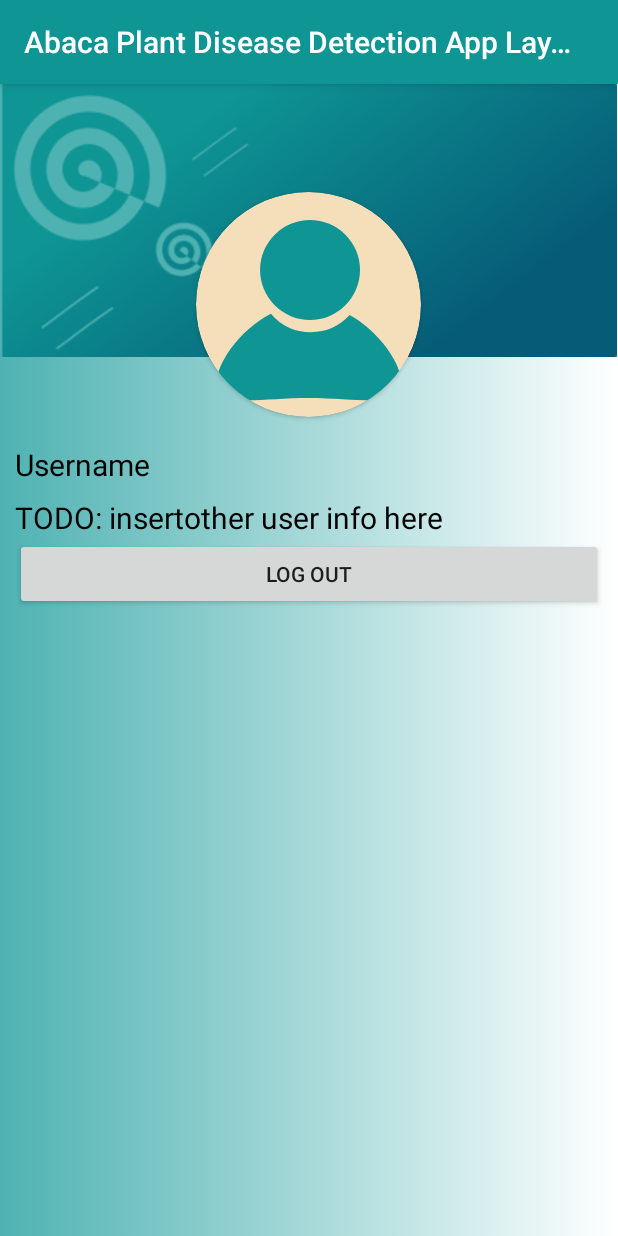
After one commit to Circoolbilog/Philfida-abaca-app, an Android app: the AccountDetails screen opened directly, with no data from a screen before it, on a phone screen of 412 x 824 dp. The commit adds this screen. Run offline under Robolectric (Android 15) with nearby library versions, the phone set to English and light mode, and no system bars.

Commit message:
Added user details page

```diff
--- a/app/src/main/AndroidManifest.xml
+++ b/app/src/main/AndroidManifest.xml
@@ -2,11 +2,10 @@
 <manifest xmlns:android="http://schemas.android.com/apk/res/android"
     package="ph.gov.philfida.da.abacaplanddiseasedeteciontapplayout">
 
+    <uses-permission android:name="android.permission.CAMERA" />
 
-    <uses-permission android:name="android.permission.CAMERA" />
     <uses-feature android:name="android.hardware.camera" />
     <uses-feature android:name="android.hardware.camera.autofocus" />
-
 
     <application
         android:allowBackup="true"
@@ -15,7 +14,8 @@
         android:roundIcon="@drawable/ic_m_logo"
         android:supportsRtl="true"
         android:theme="@style/AppTheme">
-        <activity android:name=".DetectorActivity"/>
+        <activity android:name=".AccountDetails"></activity>
+        <activity android:name=".DetectorActivity" />
         <activity
             android:name=".MainActivity"
             android:windowSoftInputMode="adjustPan">
--- /dev/null
+++ b/app/src/main/java/ph/gov/philfida/da/abacaplanddiseasedeteciontapplayout/AccountDetails.java
@@ -0,0 +1,20 @@
+package ph.gov.philfida.da.abacaplanddiseasedeteciontapplayout;
+
+import androidx.appcompat.app.AppCompatActivity;
+
+import android.os.Bundle;
+import android.view.View;
+
+public class AccountDetails extends AppCompatActivity {
+
+    @Override
+    protected void onCreate(Bundle savedInstanceState) {
+        super.onCreate(savedInstanceState);
+        setContentView(R.layout.activity_account_details);
+    }
+
+    public void logOut(View view) {
+        SaveSharedPreference.clearUsername(this);
+        finish();
+    }
+}
--- a/app/src/main/java/ph/gov/philfida/da/abacaplanddiseasedeteciontapplayout/Login.java
+++ b/app/src/main/java/ph/gov/philfida/da/abacaplanddiseasedeteciontapplayout/Login.java
@@ -33,6 +33,14 @@ public class Login extends AppCompatActivity {
         layoutAdjustments();
         assignButtons();
         assignInputs();
+    }
+
+    @Override
+    public void onBackPressed() {
+        super.onBackPressed();
+        this.finishAffinity();
+        finishAndRemoveTask();
+        System.exit(1);
     }
 
     private void layoutAdjustments() {
--- a/app/src/main/java/ph/gov/philfida/da/abacaplanddiseasedeteciontapplayout/MainActivity.java
+++ b/app/src/main/java/ph/gov/philfida/da/abacaplanddiseasedeteciontapplayout/MainActivity.java
@@ -16,6 +16,11 @@ public class MainActivity extends AppCompatActivity {
         super.onCreate(savedInstanceState);
         setContentView(R.layout.activity_main);
         assignIds();
+    }
+
+    @Override
+    protected void onPostResume() {
+        super.onPostResume();
         if(SaveSharedPreference.getUsername(MainActivity.this).length() == 0)
         {
             Intent intent = new Intent(this , Login.class);
@@ -35,4 +40,9 @@ public class MainActivity extends AppCompatActivity {
         Intent diagnose = new Intent(this,DetectorActivity.class);
         startActivity(diagnose);
     }
+
+    public void openAccoutDetails(View view) {
+        Intent intent = new Intent(MainActivity.this, AccountDetails.class);
+        startActivity(intent);
+    }
 }
--- /dev/null
+++ b/app/src/main/res/drawable/gradient_bg.xml
@@ -0,0 +1,17 @@
+<?xml version="1.0" encoding="utf-8"?>
+<selector xmlns:android="http://schemas.android.com/apk/res/android">
+    <item>
+
+        <shape>
+
+            <gradient
+
+                android:startColor="@color/appSecondary"
+
+                android:endColor="@android:color/white"
+                />
+
+        </shape>
+
+    </item>
+</selector>
--- /dev/null
+++ b/app/src/main/res/layout/activity_account_details.xml
@@ -0,0 +1,69 @@
+<?xml version="1.0" encoding="utf-8"?>
+<androidx.constraintlayout.widget.ConstraintLayout xmlns:android="http://schemas.android.com/apk/res/android"
+    xmlns:app="http://schemas.android.com/apk/res-auto"
+    xmlns:tools="http://schemas.android.com/tools"
+    android:layout_width="match_parent"
+    android:layout_height="match_parent"
+    android:background="@drawable/gradient_bg"
+    tools:context=".AccountDetails">
+
+    <ImageView
+        android:id="@+id/cardBG"
+        android:layout_width="wrap_content"
+        android:layout_height="wrap_content"
+        android:adjustViewBounds="true"
+        app:layout_constraintStart_toStartOf="parent"
+        app:layout_constraintTop_toTopOf="parent"
+        app:srcCompat="@drawable/card"
+        tools:layout_editor_absoluteX="0dp"
+        tools:layout_editor_absoluteY="-2dp" />
+
+    <androidx.cardview.widget.CardView
+        android:id="@+id/cardView"
+        android:layout_width="150dp"
+        android:layout_height="150dp"
+        android:layout_marginTop="72dp"
+        app:cardBackgroundColor="@color/appAvatarBG"
+        app:cardCornerRadius="75dp"
+        app:layout_constraintEnd_toEndOf="parent"
+        app:layout_constraintHorizontal_bias="0.498"
+        app:layout_constraintStart_toStartOf="parent"
+        app:layout_constraintTop_toTopOf="@+id/cardBG">
+
+        <ImageView
+            android:id="@+id/userAvatar"
+            android:layout_width="match_parent"
+            android:layout_height="match_parent"
+            android:layout_margin="10dp"
+            android:background="@drawable/ic_m_def_avatar"
+            android:contentDescription="@string/user_avatar" />
+    </androidx.cardview.widget.CardView>
+
+    <LinearLayout
+        android:layout_width="match_parent"
+        android:layout_height="wrap_content"
+        app:layout_constraintTop_toBottomOf="@+id/cardView"
+        android:padding="10dp"
+        android:orientation="vertical">
+        <TextView
+            android:id="@+id/userName"
+            android:layout_width="wrap_content"
+            android:layout_height="wrap_content"
+            android:layout_marginTop="8dp"
+            android:text="@string/username"
+            android:textSize="20sp"
+            android:textColor="@android:color/black"/>
+        <TextView
+            android:layout_width="wrap_content"
+            android:layout_height="wrap_content"
+            android:layout_marginTop="8dp"
+            android:text="TODO: insertother user info here"
+            android:textSize="20sp"
+            android:textColor="@android:color/black"/>
+        <Button
+            android:layout_width="match_parent"
+            android:layout_height="wrap_content"
+            android:text="log out"
+            android:onClick="logOut"/>
+    </LinearLayout>
+</androidx.constraintlayout.widget.ConstraintLayout>
--- a/app/src/main/res/layout/activity_main.xml
+++ b/app/src/main/res/layout/activity_main.xml
@@ -40,7 +40,8 @@
             android:layout_height="match_parent"
             android:layout_margin="10dp"
             android:background="@drawable/ic_m_def_avatar"
-            android:contentDescription="@string/user_avatar" />
+            android:contentDescription="@string/user_avatar"
+            android:onClick="openAccoutDetails"/>
     </androidx.cardview.widget.CardView>
 
     <TextView
@@ -61,7 +62,8 @@
         app:layout_constraintWidth_default="percent"
         app:layout_constraintWidth_percent="0.5"
         app:layout_constraintHeight_default="percent"
-        app:layout_constraintHeight_percent="0.065"/>
+        app:layout_constraintHeight_percent="0.065"
+        android:onClick="openAccoutDetails"/>
 
     <TextView
         android:id="@+id/accountType"
```
